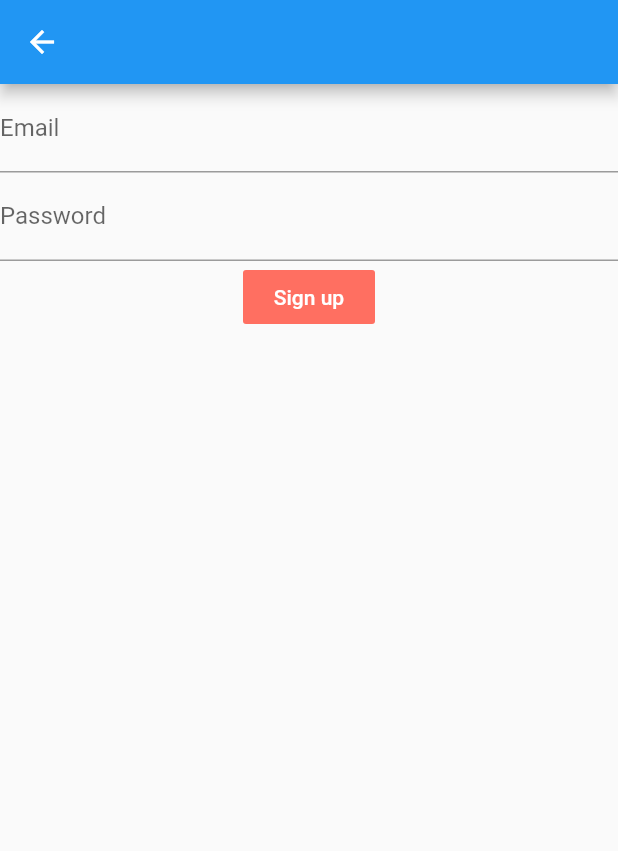
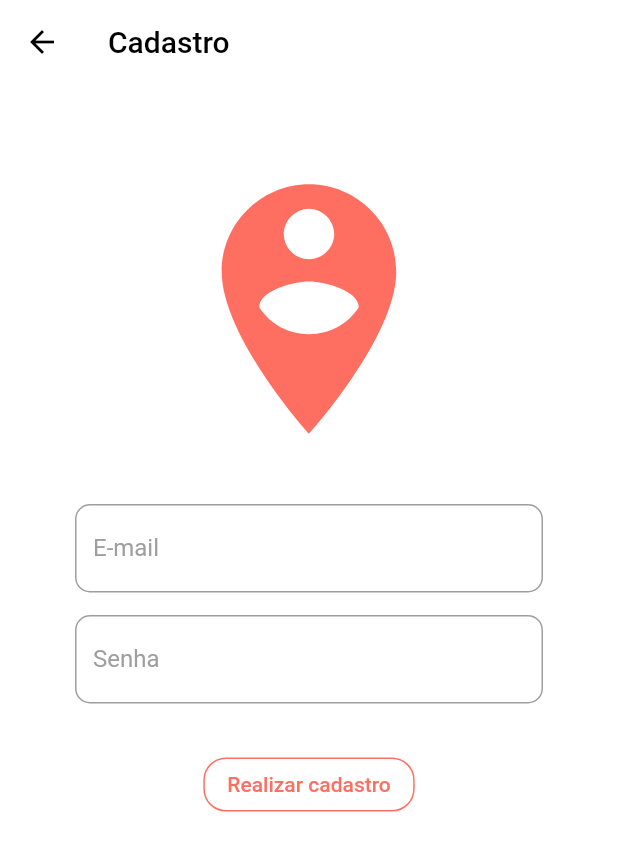
Before and after one commit to VictorLima1/Projeto-de-Engenharia-de-Software, a Flutter app: the SignUp screen opened directly, on a phone screen of 412 x 824 dp. Shown: the top 851 px of the screen. Run offline on Flutter 3.47's test engine with Material 2 defaults, Android fonts, the phone set to English and light mode, and no system bars; our stand-ins replace bottom_navy_bar, firebase_auth, google_maps_flutter, location; missing offline and left inert: speech_bubble; accounts and stored records are empty.

Commit message:
Mapa certinho e login também

```diff
--- a/login/lib/Pages/Setup/signUp.dart
+++ b/login/lib/Pages/Setup/signUp.dart
@@ -22,39 +22,88 @@ class _SignUpState extends State<SignUp> {
     ));
 
      return new Scaffold(
-      appBar: new AppBar(),
+      resizeToAvoidBottomPadding: false,
+      appBar: AppBar(
+        brightness: Brightness.light,
+        title: Text('Cadastro', style: TextStyle(color: Colors.black),),
+        backgroundColor: Colors.white,
+        elevation: 0.0,
+        iconTheme: IconThemeData(
+            color: Colors.black, //change your color here
+        ),
+      ),
+
+      backgroundColor: Colors.white,
       body: Form(
         key: _formKey,
+        /*color: Colors.white,
+        padding: new EdgeInsets.only(left: 50, right: 50),*/
         child: Column(
           children: <Widget>[
-            TextFormField(
+            Padding(
+              padding: EdgeInsets.only(top: 50, bottom: 30),
+              child: Icon(
+                Icons.person_pin_circle,
+                size: 200,
+                color: Color.fromARGB(255, 255, 111, 97),
+                )
+            ),
+
+            Padding(
+              padding: EdgeInsets.only(bottom: 15, left: 50, right: 50),
+              child: TextFormField(
                 validator: (input) {
                   if(input.isEmpty){
-                  return 'Provide an email';
+                    return 'Preencha um e-mail';
                   }
                 },
                 decoration: InputDecoration(
-                labelText: 'Email'
+                  labelText: 'E-mail',
+                  labelStyle: TextStyle(color: Colors.grey),
+                  fillColor: Colors.white,
+                  focusedBorder: OutlineInputBorder(borderSide: BorderSide(color: Color.fromARGB(255, 255, 111, 97))),
+                  border: OutlineInputBorder(
+                    borderRadius: new BorderRadius.circular(10.0),
+                    //borderSide: new BorderSide(),
+                  )
                 ),
                 onSaved: (input) => _email = input,
+
               ),
-            TextFormField(
+            ),
+
+            Padding(
+              padding: EdgeInsets.only(bottom: 30, left: 50, right: 50),
+              child: TextFormField(
                 validator: (input) {
                   if(input.length < 6){
-                  return 'Longer password please';
+                    return 'Sua senha precisa ter pelo menos 6 caracteres';
                   }
                 },
                 decoration: InputDecoration(
-                labelText: 'Password'
+                labelText: 'Senha',
+                labelStyle: TextStyle(color: Colors.grey),
+                fillColor: Colors.white,
+                focusedBorder: OutlineInputBorder(borderSide: BorderSide(color: Color.fromARGB(255, 255, 111, 97))),
+                  border: OutlineInputBorder(
+                    borderRadius: new BorderRadius.circular(10.0),
+                    //borderSide: new BorderSide(),
+                  )
               ),
                 onSaved: (input) => _password = input,
                 obscureText: true,
               ),
-            FlatButton(
+            ),
+
+            OutlineButton(
               onPressed: signUp,
-              child: Text('Sign up'),
-              color: Color.fromARGB(255, 255, 111, 97),
-              textColor: Colors.white,
+              child: Text('Realizar cadastro'),
+              textColor: Color.fromARGB(255, 255, 111, 97),
+              borderSide: BorderSide(color: Color.fromARGB(255, 255, 111, 97)),
+              highlightedBorderColor: Color.fromARGB(255, 255, 111, 97),
+              shape: RoundedRectangleBorder(borderRadius: new BorderRadius.circular(15.0)),
+              /*color: Color.fromARGB(255, 255, 111, 97),
+              textColor: Colors.white,*/
             ),
           ],
         )
--- a/login/pubspec.yaml
+++ b/login/pubspec.yaml
@@ -28,7 +28,7 @@ dependencies:
 
   location: ^2.3.5
 
-  google_sign_in: ^4.0.1+3
+  speech_bubble: ^0.0.5
   # The following adds the Cupertino Icons font to your application.
   # Use with the CupertinoIcons class for iOS style icons.
   cupertino_icons: ^0.1.2
```
Also changed, not shown: login/lib/Pages/Setup/signIn.dart (+71 -12 lines), login/lib/Pages/Setup/welcome.dart (+46 -7 lines), login/pubspec.lock, 1 other file. Lines whose indentation alone changed are shown as unchanged.
